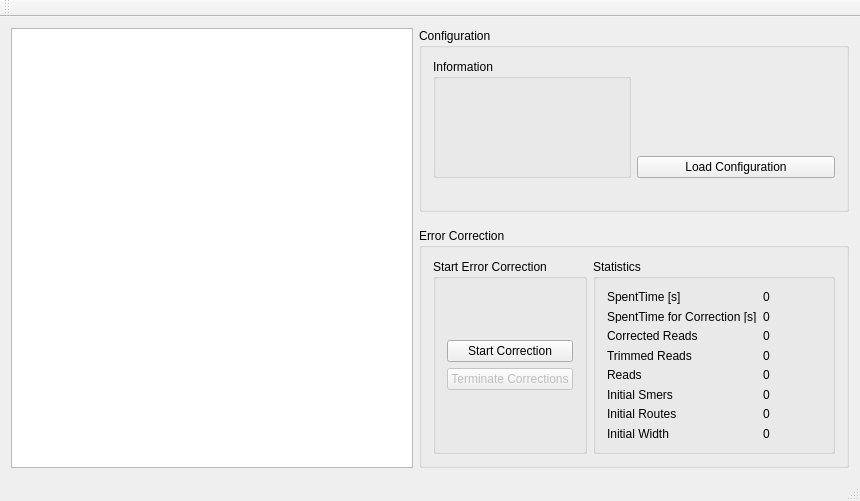
Above: src/tools/gtxtools-gui/mainwindow.ui from mjoppich/splitter before the change. Below: the same form after it.
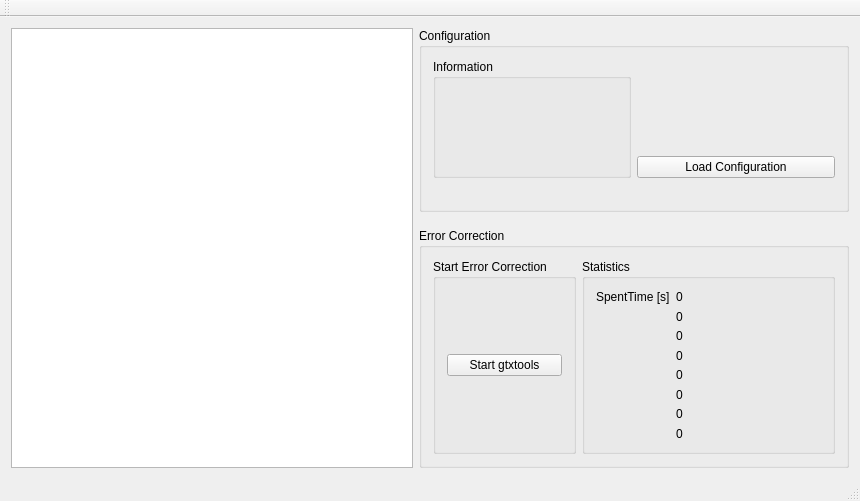
That is the form after the change.

What changed in the file:
```diff
--- a/src/tools/gtxtools-gui/mainwindow.ui
+++ b/src/tools/gtxtools-gui/mainwindow.ui
@@ -89,28 +89,42 @@
                </widget>
               </item>
               <item row="2" column="0">
-               <widget class="QLabel" name="label_16">
-                <property name="text">
-                 <string/>
-                </property>
-               </widget>
-              </item>
-              <item row="3" column="0">
                <widget class="QLabel" name="label_17">
                 <property name="text">
                  <string/>
                 </property>
                </widget>
               </item>
+              <item row="3" column="0">
+               <widget class="QLabel" name="label_19">
+                <property name="text">
+                 <string/>
+                </property>
+               </widget>
+              </item>
+              <item row="0" column="0">
+               <widget class="QLabel" name="label_13">
+                <property name="text">
+                 <string/>
+                </property>
+               </widget>
+              </item>
+              <item row="0" column="1">
+               <widget class="QLabel" name="label_14">
+                <property name="text">
+                 <string/>
+                </property>
+               </widget>
+              </item>
               <item row="1" column="1">
-               <widget class="QLabel" name="label_18">
+               <widget class="QLabel" name="label_16">
                 <property name="text">
                  <string/>
                 </property>
                </widget>
               </item>
               <item row="2" column="1">
-               <widget class="QLabel" name="label_19">
+               <widget class="QLabel" name="label_18">
                 <property name="text">
                  <string/>
                 </property>
@@ -129,7 +143,7 @@
           </layout>
          </item>
          <item row="2" column="0">
-          <widget class="QLabel" name="label_13">
+          <widget class="QLabel" name="label_26">
            <property name="text">
             <string/>
            </property>
@@ -199,35 +213,35 @@
             <item row="4" column="0">
              <widget class="QLabel" name="label_6">
               <property name="text">
-               <string>Reads</string>
+               <string/>
               </property>
              </widget>
             </item>
             <item row="7" column="0">
              <widget class="QLabel" name="label_23">
               <property name="text">
-               <string>Initial Width</string>
+               <string/>
               </property>
              </widget>
             </item>
             <item row="1" column="0">
              <widget class="QLabel" name="label_3">
               <property name="text">
-               <string>SpentTime for Correction [s]</string>
+               <string/>
               </property>
              </widget>
             </item>
             <item row="3" column="0">
              <widget class="QLabel" name="label_5">
               <property name="text">
-               <string>Trimmed Reads</string>
+               <string/>
               </property>
              </widget>
             </item>
             <item row="2" column="0">
              <widget class="QLabel" name="label_4">
               <property name="text">
-               <string>Corrected Reads</string>
+               <string/>
               </property>
              </widget>
             </item>
@@ -241,7 +255,7 @@
             <item row="5" column="0">
              <widget class="QLabel" name="label_7">
               <property name="text">
-               <string>Initial Smers</string>
+               <string/>
               </property>
              </widget>
             </item>
@@ -276,7 +290,7 @@
             <item row="6" column="0">
              <widget class="QLabel" name="label_21">
               <property name="text">
-               <string>Initial Routes</string>
+               <string/>
               </property>
              </widget>
             </item>
@@ -325,17 +339,7 @@
             <item>
              <widget class="QPushButton" name="oButtonStartEC">
               <property name="text">
-               <string>Start Correction</string>
-              </property>
-             </widget>
-            </item>
-            <item>
-             <widget class="QPushButton" name="pushButton">
-              <property name="enabled">
-               <bool>false</bool>
-              </property>
-              <property name="text">
-               <string>Terminate Corrections</string>
+               <string>Start gtxtools</string>
               </property>
              </widget>
             </item>
```
Left out of the diff: 7 changed lines with no effect on the pictures.
